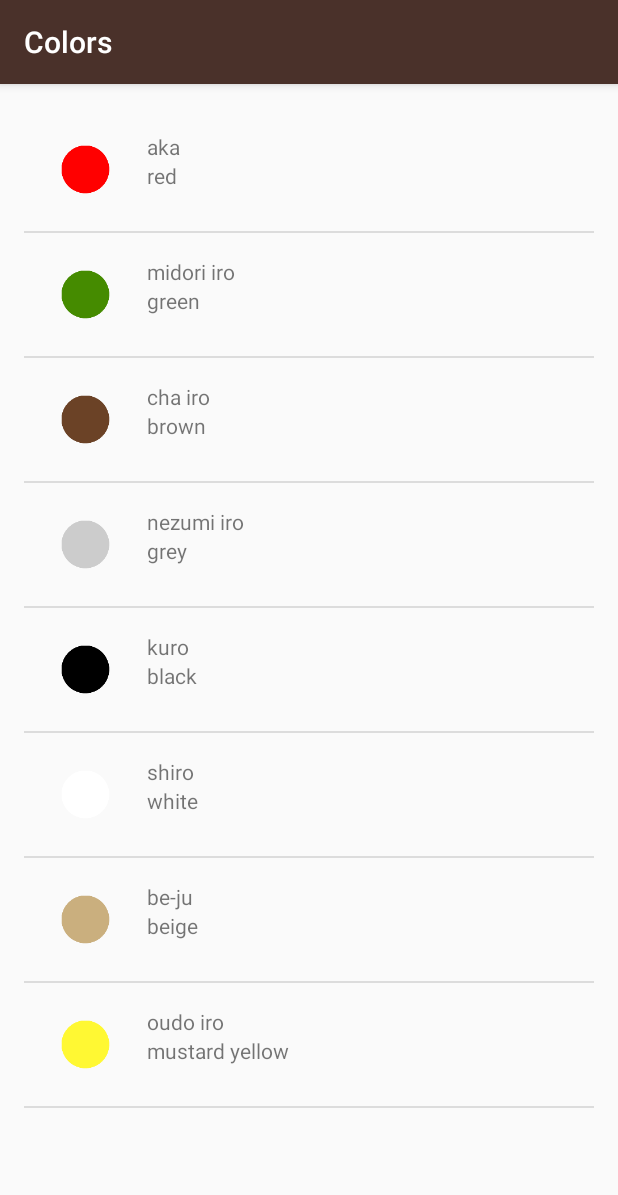
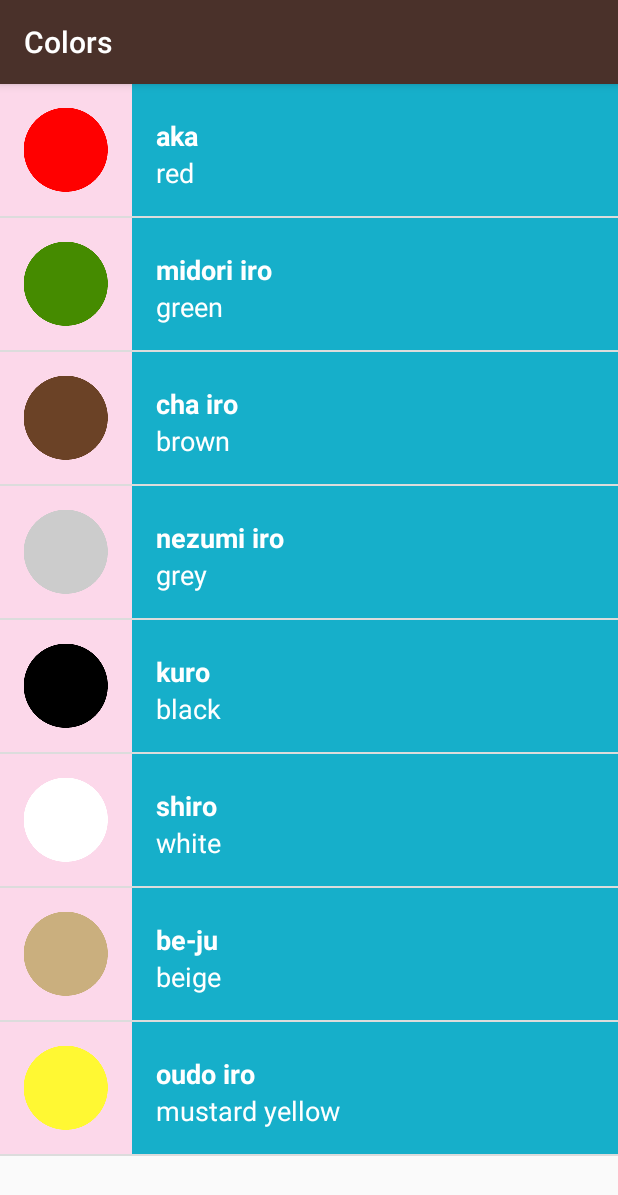
Before and after one commit to 6nguyen/Hanasu_App, an Android app: the ColorsActivity screen opened directly, with no data from a screen before it, on a phone screen of 412 x 824 dp. Shown: the top 1195 px of the screen. Run offline under Robolectric (Android 15) with nearby library versions, the phone set to English and light mode, and no system bars.

Commit message:
Polish app design (change background color to pink, remove padding from word_list, add dimensions to dimens.xml, update views to refer to corresponding tags, font size to 18sp, font color to white)

```diff
--- a/app/src/main/java/com/example/android/miwok/WordAdapter.java
+++ b/app/src/main/java/com/example/android/miwok/WordAdapter.java
@@ -42,6 +42,7 @@ public class WordAdapter extends ArrayAdapter<Word> {
         ImageView iconView = (ImageView) listItemView.findViewById(R.id.image);
         if (currentWord.hasImage()) {
             iconView.setImageResource(currentWord.getImageResourceId());
+            iconView.setVisibility(View.VISIBLE);
         }
         else {
             iconView.setVisibility(View.GONE);
--- a/app/src/main/res/layout/activity_main.xml
+++ b/app/src/main/res/layout/activity_main.xml
@@ -18,7 +18,7 @@
     xmlns:tools="http://schemas.android.com/tools"
     android:layout_width="match_parent"
     android:layout_height="match_parent"
-    android:background="@color/tan_background"
+    android:background="@color/pink_background"
     android:orientation="vertical"
     tools:context="com.example.android.miwok.MainActivity">
 
--- a/app/src/main/res/layout/list_item.xml
+++ b/app/src/main/res/layout/list_item.xml
@@ -3,33 +3,43 @@
     xmlns:tools="http://schemas.android.com/tools"
     android:orientation="horizontal"
     android:layout_width="match_parent"
-    android:layout_height="match_parent"
-    android:padding="16dp"
-    android:id="@id/list_item">
+    android:layout_height="wrap_content"
+    android:minHeight="@dimen/list_item_height"
+    android:id="@id/list_item"
+    android:background="@color/category_phrases"
+    >
 
     <ImageView
+        android:background="@color/pink_background"
         android:src="@mipmap/ic_launcher"
         android:id="@+id/image"
-        android:layout_width="50dp"
-        android:layout_height="50dp" />
+        android:layout_width="@dimen/list_item_height"
+        android:layout_height="@dimen/list_item_height" />
 
     <LinearLayout
         android:layout_width="90dp"
         android:layout_height="wrap_content"
         android:layout_weight="1"
         android:orientation="vertical"
-        android:paddingLeft="16dp" >
+        android:paddingLeft="16dp"
+        android:paddingTop="22dp" >
+
 
         <TextView
             android:id="@+id/japanese_text_view"
             android:layout_width="match_parent"
             android:layout_height="wrap_content"
+            android:textStyle="bold"
+            android:textColor="@color/text_color"
+            android:textSize="@dimen/text_font_size"
             tools:text="lutti" />
 
         <TextView
             android:id="@+id/english_text_view"
             android:layout_width="match_parent"
             android:layout_height="wrap_content"
+            android:textColor="@color/text_color"
+            android:textSize="@dimen/text_font_size"
             tools:text="one" />
     </LinearLayout>
 
--- a/app/src/main/res/layout/word_list.xml
+++ b/app/src/main/res/layout/word_list.xml
@@ -5,8 +5,4 @@
     android:orientation="vertical"
     android:layout_width="match_parent"
     android:layout_height="match_parent"
-    android:paddingBottom="@dimen/activity_vertical_margin"
-    android:paddingLeft="@dimen/activity_horizontal_margin"
-    android:paddingRight="@dimen/activity_horizontal_margin"
-    android:paddingTop="@dimen/activity_vertical_margin"
     tools:context="com.example.android.miwok.NumbersActivity"/>
--- a/app/src/main/res/values/colors.xml
+++ b/app/src/main/res/values/colors.xml
@@ -21,7 +21,8 @@
     <color name="primary_dark_color">#2F1D1A</color>
 
     <!-- Background color for app -->
-    <color name="tan_background">#FFF7DA</color>
+    <color name="pink_background">#FCD8EA</color>
+
 
     <!-- Background color for the numbers category -->
     <color name="category_numbers">#FD8E09</color>
@@ -34,4 +35,7 @@
 
     <!-- Background color for the phrases category -->
     <color name="category_phrases">#16AFCA</color>
+
+    <!-- Text color for all categories -->
+    <color name="text_color">#FFFFFF</color>
 </resources>
--- a/app/src/main/res/values/dimens.xml
+++ b/app/src/main/res/values/dimens.xml
@@ -15,7 +15,7 @@
 <resources>
     <!-- Height of each list item -->
     <dimen name="list_item_height">88dp</dimen>
-    <!-- Default screen margins, per the Android Design guidelines. -->
-    <dimen name="activity_horizontal_margin">16dp</dimen>
-    <dimen name="activity_vertical_margin">16dp</dimen>
+
+    <!-- Text font size -->
+    <dimen name="text_font_size">18sp</dimen>
 </resources>
```
Also changed, not shown: app/src/main/res/values-w820dp/dimens.xml (deleted, +0 -20 lines).
